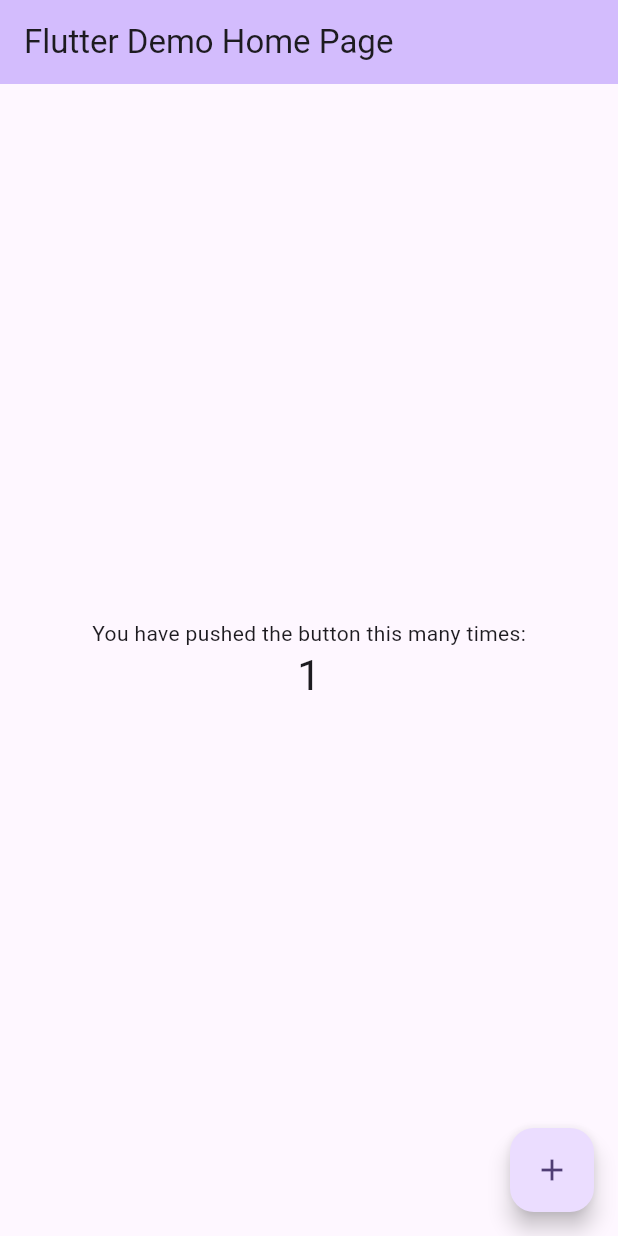
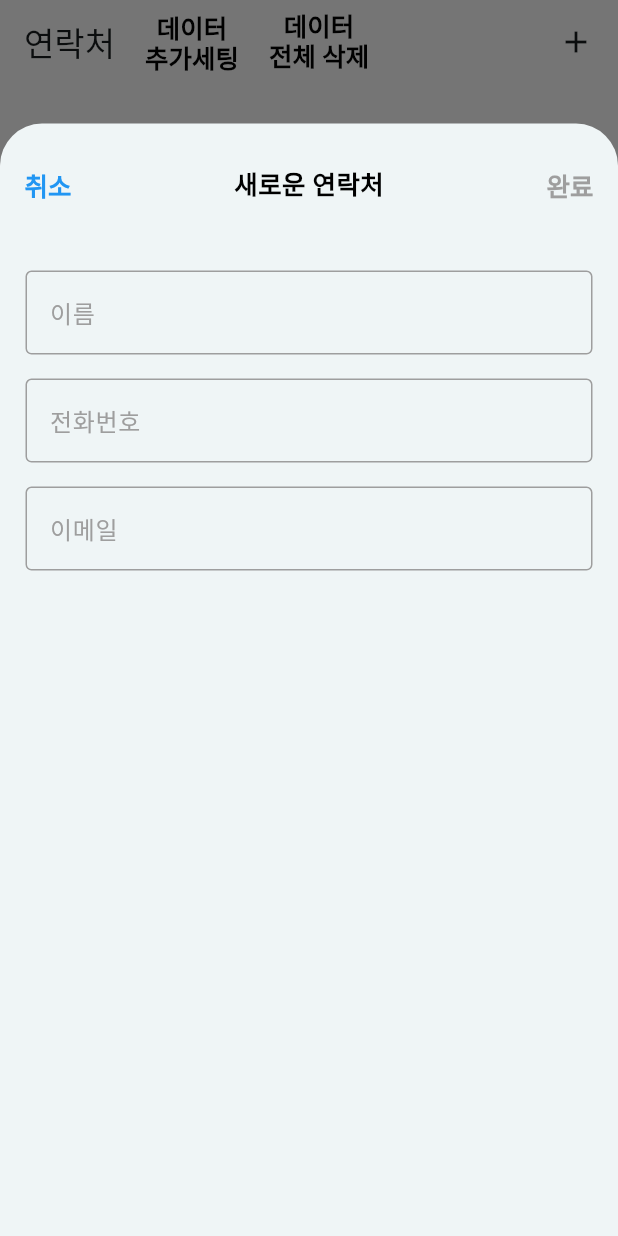
Before and after one commit to leeeunlin/contact, a Flutter app: the screen it shows after launch, after a tap on the "add" icon, on a phone screen of 412 x 824 dp. Run offline on Flutter 3.47's test engine with Material 3 defaults, Android fonts, the phone set to English and light mode, and no system bars; our stand-ins replace flutter_riverpod, sqflite; accounts and stored records are empty.

Commit message:
데이터 추가 세팅 및 전체삭제 처리, 연락처 추가, 삭제, 수정 가능하도록 처리완료

```diff
--- /dev/null
+++ b/lib/data/datasources/contact_database.dart
@@ -0,0 +1,96 @@
+import 'package:sqflite/sqflite.dart';
+// ignore: depend_on_referenced_packages
+import 'package:path/path.dart';
+
+int page = 1;
+bool hasNext = false;
+bool isFirstLoading = false;
+
+class ContactDatabase {
+  static final ContactDatabase instance = ContactDatabase._init();
+  static Database? _database;
+
+  ContactDatabase._init();
+
+  Future<Database> get database async {
+    if (_database != null) return _database!;
+    _database = await _initDB('contact.db');
+    return _database!;
+  }
+
+  Future<Database> _initDB(String filePath) async {
+    final dbPath = await getDatabasesPath();
+    final path = join(dbPath, filePath);
+    print(path);
+
+    return await openDatabase(path, version: 1, onCreate: _createDB);
+  }
+
+  Future _createDB(Database db, int version) async {
+    await db.execute('''
+      CREATE TABLE contacts (
+        seq INTEGER PRIMARY KEY AUTOINCREMENT,
+        name TEXT,
+        number TEXT,
+        email TEXT
+      )
+    ''');
+  }
+
+  Future<void> testDataSet() async {
+    final db = await instance.database;
+    for (int i = 0; i < 200; i++) {
+      await db.insert('contacts', {
+        'name': '이름 $i',
+        'number': '번호 $i',
+        'email': '이메일 $i',
+      });
+    }
+  }
+
+  Future<void> deleteAllContacts() async {
+    final db = await instance.database;
+    await db.delete('contacts');
+    page = 1;
+    isFirstLoading = false;
+    hasNext = false;
+  }
+
+  Future<void> insertContact(Map<String, dynamic> contact) async {
+    final db = await instance.database;
+    contact.remove('seq'); // seq는 자동 증가이므로 제거
+    await db.insert('contacts', contact);
+  }
+
+  Future<void> updateContact(Map<String, dynamic> contact) async {
+    final db = await instance.database;
+    await db.update(
+      'contacts',
+      contact,
+      where: 'seq = ${contact['seq']}',
+      whereArgs: [contact['seq']],
+    );
+  }
+
+  Future<void> deleteContact(int seq) async {
+    final db = await instance.database;
+    await db.delete('contacts', where: 'seq = $seq', whereArgs: [seq]);
+  }
+
+  Future<List<Map<String, dynamic>>> getContacts() async {
+    final db = await instance.database;
+    final offset = (page - 1) * 20;
+
+    var aaa = await db.query(
+      'contacts',
+      limit: 21,
+      offset: offset,
+      orderBy: 'name ASC',
+    );
+
+    hasNext = aaa.length > 20;
+    return aaa.take(20).toList();
+  }
+
+  // 추가적인 CRUD 메서드는 필요에 따라 구현
+}
--- /dev/null
+++ b/lib/domain/entities/contact.dart
@@ -0,0 +1,26 @@
+class Contact {
+  final int seq;
+  final String name;
+  final String number;
+  final String email;
+
+  Contact({int? seq, String? name, String? number, String? email})
+    : seq = seq ?? 0,
+      name = name ?? '',
+      number = number ?? '',
+      email = email ?? '';
+  factory Contact.fromJson(Map<String, dynamic> json) {
+    return Contact(
+      seq: json['seq'] ?? 0,
+      name: json['name'] ?? '',
+      number: json['number'] ?? '',
+      email: json['email'] ?? '',
+    );
+  }
+  Map<String, dynamic> toJson() => {
+    'seq': seq,
+    'name': name,
+    'number': number,
+    'email': email,
+  };
+}
--- a/lib/main.dart
+++ b/lib/main.dart
@@ -1,107 +1,49 @@
+import 'package:contact/data/datasources/contact_database.dart';
+import 'package:contact/presentation/pages/contact_page.dart';
 import 'package:flutter/material.dart';
+import 'package:flutter/services.dart';
+import 'package:flutter_riverpod/flutter_riverpod.dart';
 
-void main() {
-  runApp(const MyApp());
+Future<void> forceAppUpdate() async {
+  WidgetsBinding.instance.addPostFrameCallback(
+    (_) async => await WidgetsBinding.instance.performReassemble(),
+  );
+}
+
+Future<void> main() async {
+  WidgetsFlutterBinding.ensureInitialized();
+  await ContactDatabase.instance.database; // DB 초기화
+  SystemChrome.setPreferredOrientations([
+    DeviceOrientation.portraitUp,
+    DeviceOrientation.portraitDown,
+  ]);
+  runApp(const ProviderScope(child: MyApp()));
 }
 
 class MyApp extends StatelessWidget {
   const MyApp({super.key});
 
-  // This widget is the root of your application.
   @override
   Widget build(BuildContext context) {
+    SystemChrome.setSystemUIOverlayStyle(
+      const SystemUiOverlayStyle(
+        statusBarColor: Colors.transparent, // 투명색
+        // systemNavigationBarIconBrightness: Brightness.dark,
+        systemNavigationBarColor: Colors.transparent,
+      ),
+    );
+    SystemChrome.setEnabledSystemUIMode(SystemUiMode.edgeToEdge);
     return MaterialApp(
-      title: 'Flutter Demo',
       theme: ThemeData(
-        colorScheme: ColorScheme.fromSeed(seedColor: Colors.deepPurple),
+        colorSchemeSeed: Colors.white,
+        splashColor: Colors.transparent,
+        highlightColor: Colors.transparent,
+        appBarTheme: const AppBarTheme(
+          backgroundColor: Colors.white,
+          centerTitle: true,
+        ),
       ),
-      home: const MyHomePage(title: 'Flutter Demo Home Page'),
+      home: const ContactPage(),
     );
   }
 }
-
-class MyHomePage extends StatefulWidget {
-  const MyHomePage({super.key, required this.title});
-
-  // This widget is the home page of your application. It is stateful, meaning
-  // that it has a State object (defined below) that contains fields that affect
-  // how it looks.
-
-  // This class is the configuration for the state. It holds the values (in this
-  // case the title) provided by the parent (in this case the App widget) and
-  // used by the build method of the State. Fields in a Widget subclass are
-  // always marked "final".
-
-  final String title;
-
-  @override
-  State<MyHomePage> createState() => _MyHomePageState();
-}
-
-class _MyHomePageState extends State<MyHomePage> {
-  int _counter = 0;
-
-  void _incrementCounter() {
-    setState(() {
-      // This call to setState tells the Flutter framework that something has
-      // changed in this State, which causes it to rerun the build method below
-      // so that the display can reflect the updated values. If we changed
-      // _counter without calling setState(), then the build method would not be
-      // called again, and so nothing would appear to happen.
-      _counter++;
-    });
-  }
-
-  @override
-  Widget build(BuildContext context) {
-    // This method is rerun every time setState is called, for instance as done
-    // by the _incrementCounter method above.
-    //
-    // The Flutter framework has been optimized to make rerunning build methods
-    // fast, so that you can just rebuild anything that needs updating rather
-    // than having to individually change instances of widgets.
-    return Scaffold(
-      appBar: AppBar(
-        // TRY THIS: Try changing the color here to a specific color (to
-        // Colors.amber, perhaps?) and trigger a hot reload to see the AppBar
-        // change color while the other colors stay the same.
-        backgroundColor: Theme.of(context).colorScheme.inversePrimary,
-        // Here we take the value from the MyHomePage object that was created by
-        // the App.build method, and use it to set our appbar title.
-        title: Text(widget.title),
-      ),
-      body: Center(
-        // Center is a layout widget. It takes a single child and positions it
-        // in the middle of the parent.
-        child: Column(
-          // Column is also a layout widget. It takes a list of children and
-          // arranges them vertically. By default, it sizes itself to fit its
-          // children horizontally, and tries to be as tall as its parent.
-          //
-          // Column has various properties to control how it sizes itself and
-          // how it positions its children. Here we use mainAxisAlignment to
-          // center the children vertically; the main axis here is the vertical
-          // axis because Columns are vertical (the cross axis would be
-          // horizontal).
-          //
-          // TRY THIS: Invoke "debug painting" (choose the "Toggle Debug Paint"
-          // action in the IDE, or press "p" in the console), to see the
-          // wireframe for each widget.
-          mainAxisAlignment: MainAxisAlignment.center,
-          children: <Widget>[
-            const Text('You have pushed the button this many times:'),
-            Text(
-              '$_counter',
-              style: Theme.of(context).textTheme.headlineMedium,
-            ),
-          ],
-        ),
-      ),
-      floatingActionButton: FloatingActionButton(
-        onPressed: _incrementCounter,
-        tooltip: 'Increment',
-        child: const Icon(Icons.add),
-      ), // This trailing comma makes auto-formatting nicer for build methods.
-    );
-  }
-}
--- /dev/null
+++ b/lib/presentation/pages/contact_page.dart
@@ -0,0 +1,156 @@
+import 'package:contact/data/datasources/contact_database.dart';
+import 'package:contact/domain/entities/contact.dart';
+import 'package:contact/presentation/providers/contact_provider.dart';
+import 'package:contact/presentation/theme/textstyle.dart';
+import 'package:contact/presentation/widgets/contact_bottom_sheet.dart';
+import 'package:flutter/material.dart';
+import 'package:flutter_riverpod/flutter_riverpod.dart';
+
+class ContactPage extends ConsumerWidget {
+  const ContactPage({super.key});
+
+  @override
+  Widget build(BuildContext context, WidgetRef ref) {
+    final contacts = ref.watch(contactNotifierProvider);
+    if (contacts.isEmpty && !isFirstLoading) {
+      Future.microtask(() {
+        ref.read(contactNotifierProvider.notifier).fetchContacts();
+        isFirstLoading = true;
+      });
+    }
+    return Scaffold(
+      backgroundColor: Colors.white,
+      appBar: AppBar(
+        title: Row(
+          children: [
+            Text('연락처'),
+            const SizedBox(width: 20),
+            InkWell(
+              onTap: () async {
+                await ContactDatabase.instance.testDataSet();
+                await ref
+                    .read(contactNotifierProvider.notifier)
+                    .fetchContacts();
+              },
+              child: Text(
+                textAlign: TextAlign.center,
+                '데이터\n추가세팅',
+                style: textButton(),
+              ),
+            ),
+            const SizedBox(width: 20),
+            InkWell(
+              onTap: () async {
+                await ContactDatabase.instance.deleteAllContacts();
+
+                // 삭제 후 리스트 갱신
+                await ref
+                    .read(contactNotifierProvider.notifier)
+                    .fetchContacts();
+              },
+              child: Text(
+                textAlign: TextAlign.center,
+                '데이터\n전체 삭제',
+                style: textButton(),
+              ),
+            ),
+            const Spacer(),
+            InkWell(
+              onTap: () async {
+                final result = await showModalBottomSheet<Contact>(
+                  context: context,
+                  isScrollControlled: true,
+                  builder: (_) => ContactBottomSheet(contact: Contact()),
+                );
+                if (result != null) {
+                  await ref
+                      .read(contactNotifierProvider.notifier)
+                      .addContact(result);
+                }
+              },
+              child: Icon(Icons.add),
+            ),
+          ],
+        ),
+      ),
+
+      body: Column(
+        mainAxisAlignment: MainAxisAlignment.center,
+        children: [
+          Expanded(
+            child: NotificationListener(
+              onNotification: (n) {
+                if (n is ScrollUpdateNotification) {
+                  if (n.metrics.axis == Axis.vertical) {
+                    if (hasNext && n.metrics.extentAfter < 500) {
+                      ref
+                          .read(contactNotifierProvider.notifier)
+                          .fetchContacts();
+                    }
+                  }
+                }
+                return true;
+              },
+              child: RefreshIndicator(
+                onRefresh: () async {
+                  page = 1;
+                  await ref
+                      .read(contactNotifierProvider.notifier)
+                      .fetchContacts();
+                },
+                child: Scrollbar(
+                  child: ListView.builder(
+                    padding: EdgeInsets.symmetric(horizontal: 17),
+                    itemCount: contacts.length,
+                    itemBuilder: (context, index) {
+                      final contact = contacts[index];
+                      return InkWell(
+                        onTap: () async {
+                          final result = await showModalBottomSheet(
+                            context: context,
+                            isScrollControlled: true,
+                            builder: (_) => ContactBottomSheet(
+                              contact: contact,
+                              modify: true,
+                            ),
+                          );
+                          if (result != null) {
+                            if (result is Contact) {
+                              await ref
+                                  .read(contactNotifierProvider.notifier)
+                                  .updateContact(result);
+                            } else {
+                              await ref
+                                  .read(contactNotifierProvider.notifier)
+                                  .deleteContact(result);
+                            }
+                          }
+                        },
+                        child: Container(
+                          alignment: Alignment.centerLeft,
+                          height: 50,
+                          decoration: BoxDecoration(
+                            border: Border(
+                              bottom: BorderSide(
+                                color: Colors.grey,
+                                width: 0.5,
+                              ),
+                            ),
+                          ),
+                          child: Text(
+                            contact.name,
+                            style: headerText(color: Colors.black),
+                          ),
+                        ),
+                      );
+                    },
+                  ),
+                ),
+              ),
+            ),
+          ),
+        ],
+      ),
+    );
+  }
+}
--- /dev/null
+++ b/lib/presentation/providers/contact_provider.dart
@@ -0,0 +1,67 @@
+import 'package:contact/application/usecases/usecase.dart';
+import 'package:contact/data/datasources/contact_database.dart';
+import 'package:contact/data/repositories/contact_repository_impl.dart';
+import 'package:contact/domain/entities/contact.dart';
+import 'package:flutter_riverpod/flutter_riverpod.dart';
+
+// Repository Provider
+final contactRepositoryProvider = Provider((ref) => ContactRepositoryImpl());
+// UseCase Provider
+final addContactProvider = Provider(
+  (ref) => AddContact(ref.read(contactRepositoryProvider)),
+);
+final updateContactProvider = Provider(
+  (ref) => UpdateContact(ref.read(contactRepositoryProvider)),
+);
+final deleteContactProvider = Provider(
+  (ref) => DeleteContact(ref.read(contactRepositoryProvider)),
+);
+
+// StateNotifierProvider 예시 (리스트 관리)
+class ContactNotifier extends StateNotifier<List<Contact>> {
+  final AddContact addContactUseCase;
+  final UpdateContact updateContactUseCase;
+  final DeleteContact deleteContactUseCase;
+
+  ContactNotifier(
+    this.addContactUseCase,
+    this.updateContactUseCase,
+    this.deleteContactUseCase,
+  ) : super([]);
+
+  Future<void> addContact(Contact contact) async {
+    await addContactUseCase(contact);
+    await fetchContacts(); // 저장 후 전체 리스트 갱신
+  }
+
+  Future<void> updateContact(Contact contact) async {
+    await updateContactUseCase(contact);
+    await fetchContacts(); // 수정 후 전체 리스트 갱신
+  }
+
+  Future<void> deleteContact(int seq) async {
+    await deleteContactUseCase(seq);
+    await fetchContacts(); // 삭제 후 리스트 갱신
+  }
+
+  Future<void> fetchContacts() async {
+    final contacts = await addContactUseCase.repository.getContacts();
+    if (page == 1) {
+      state = contacts;
+    } else {
+      state = [...state, ...contacts];
+    }
+    if (hasNext) {
+      page++;
+    }
+  }
+}
+
+final contactNotifierProvider =
+    StateNotifierProvider<ContactNotifier, List<Contact>>(
+      (ref) => ContactNotifier(
+        ref.read(addContactProvider),
+        ref.read(updateContactProvider),
+        ref.read(deleteContactProvider),
+      ),
+    );
--- /dev/null
+++ b/lib/presentation/theme/textstyle.dart
@@ -0,0 +1,19 @@
+import 'package:flutter/material.dart';
+
+TextStyle headerText({Color? color}) {
+  return TextStyle(
+    fontSize: 17,
+    height: 1.2,
+    fontWeight: FontWeight.w500,
+    color: color ?? Colors.black,
+  );
+}
+
+TextStyle textButton({Color? color}) {
+  return TextStyle(
+    fontSize: 17,
+    height: 1.2,
+    fontWeight: FontWeight.w700,
+    color: color ?? Colors.black,
+  );
+}
--- /dev/null
+++ b/lib/presentation/widgets/contact_bottom_sheet.dart
@@ -0,0 +1,134 @@
+import 'package:contact/domain/entities/contact.dart';
+import 'package:contact/presentation/theme/textstyle.dart';
+import 'package:flutter/material.dart';
+
+class ContactBottomSheet extends StatefulWidget {
+  final Contact contact;
+  final bool modify;
+  const ContactBottomSheet({
+    required this.contact,
+    this.modify = false,
+    super.key,
+  });
+
+  @override
+  State<ContactBottomSheet> createState() => _ContactBottomSheetState();
+}
+
+class _ContactBottomSheetState extends State<ContactBottomSheet> {
+  late TextEditingController nameCtl;
+  late TextEditingController numberCtl;
+  late TextEditingController emailCtl;
+
+  @override
+  void initState() {
+    super.initState();
+    nameCtl = TextEditingController(text: widget.contact.name);
+    numberCtl = TextEditingController(text: widget.contact.number);
+    emailCtl = TextEditingController(text: widget.contact.email);
+  }
+
+  @override
+  Widget build(BuildContext context) {
+    TextField inputField({
+      required TextEditingController ctl,
+      required String label,
+    }) {
+      return TextField(
+        controller: ctl,
+        onChanged: (v) => setState(() {}),
+        decoration: InputDecoration(
+          labelText: label,
+          labelStyle: TextStyle(color: Colors.grey),
+          floatingLabelStyle: TextStyle(color: Colors.blue),
+          focusedBorder: OutlineInputBorder(
+            borderSide: BorderSide(color: Colors.blue, width: 2),
+          ),
+          enabledBorder: OutlineInputBorder(
+            borderSide: BorderSide(color: Colors.grey, width: 1),
+          ),
+        ),
+      );
+    }
+
+    return FractionallySizedBox(
+      heightFactor: 0.9, // 화
+      child: Padding(
+        padding: EdgeInsets.only(top: 17.0),
+        child: Column(
+          mainAxisSize: MainAxisSize.min,
+          children: [
+            Row(
+              mainAxisAlignment: MainAxisAlignment.spaceBetween,
+              children: [
+                TextButton(
+                  onPressed: () {
+                    Navigator.of(context).pop();
+                  },
+                  child: Text('취소', style: textButton(color: Colors.blue)),
+                ),
+                Text(widget.modify ? '연락처 수정' : '새로운 연락처', style: textButton()),
+                TextButton(
+                  onPressed:
+                      nameCtl.text.isNotEmpty ||
+                          numberCtl.text.isNotEmpty ||
+                          emailCtl.text.isNotEmpty
+                      ? () {
+                          final contact = Contact(
+                            seq: this.widget.contact.seq,
+                            name: nameCtl.text,
+                            number: numberCtl.text,
+                            email: emailCtl.text,
+                          );
+                          Navigator.of(context).pop(contact);
+                        }
+                      : null,
+                  child: Text(
+                    widget.modify ? '수정' : '완료',
+                    style: textButton(
+                      color:
+                          nameCtl.text.isNotEmpty ||
+                              numberCtl.text.isNotEmpty ||
+                              emailCtl.text.isNotEmpty
+                          ? Colors.blue
+                          : Colors.grey,
+                    ),
+                  ),
+                ),
+              ],
+            ),
+            Container(
+              padding: const EdgeInsets.all(17),
+              child: Column(
+                mainAxisSize: MainAxisSize.min,
+                children: [
+                  const SizedBox(height: 16),
+                  inputField(ctl: nameCtl, label: '이름'),
+                  const SizedBox(height: 16),
+                  inputField(ctl: numberCtl, label: '전화번호'),
+                  const SizedBox(height: 16),
+                  inputField(ctl: emailCtl, label: '이메일'),
+                  if (widget.modify)
+                    Container(
+                      width: double.infinity,
+                      margin: const EdgeInsets.only(top: 34),
+
+                      child: TextButton(
+                        onPressed: () {
+                          Navigator.of(context).pop(widget.contact.seq);
+                        },
+                        child: Text(
+                          '연락처 삭제',
+                          style: textButton(color: Colors.red),
+                        ),
+                      ),
+                    ),
+                ],
+              ),
+            ),
+          ],
+        ),
+      ),
+    );
+  }
+}
--- a/pubspec.yaml
+++ b/pubspec.yaml
@@ -34,6 +34,8 @@ dependencies:
   # The following adds the Cupertino Icons font to your application.
   # Use with the CupertinoIcons class for iOS style icons.
   cupertino_icons: ^1.0.8
+  flutter_riverpod: ^2.6.1
+  sqflite: ^2.4.2
 
 dev_dependencies:
   flutter_test:
```
Also changed, not shown: lib/application/usecases/usecase.dart (added, +29 -0 lines), lib/data/repositories/contact_repository_impl.dart (added, +26 -0 lines), lib/domain/repositories/contact_repository.dart (added, +8 -0 lines), pubspec.lock, 6 other files.
